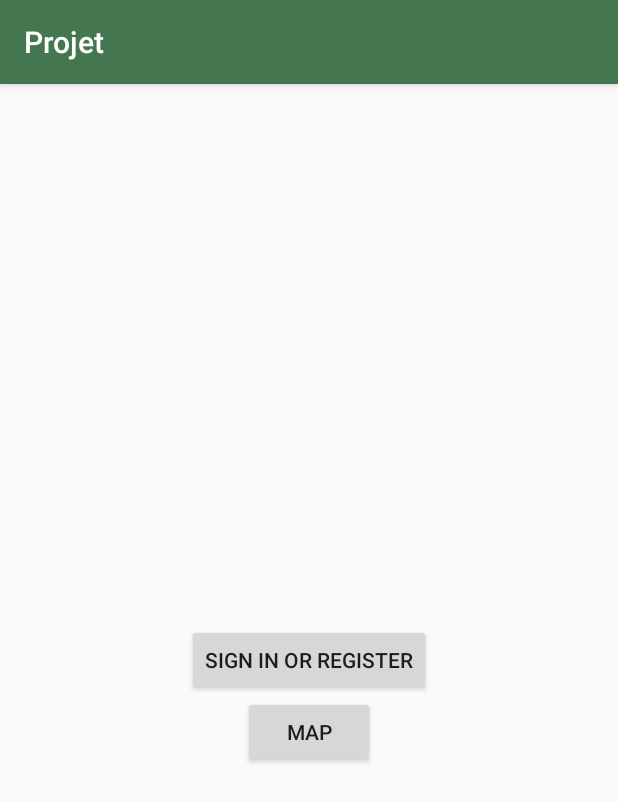
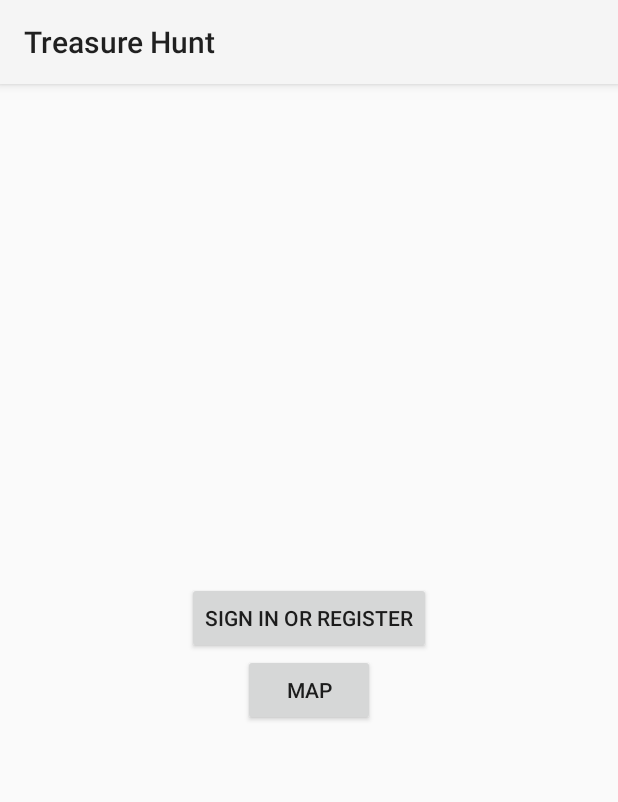
Before and after one commit to valentin-utt/projetIF26Android, an Android app: the screen it shows after launch (MainActivity), on a phone screen of 412 x 824 dp. Shown: the top 802 px of the screen. Run offline under Robolectric (Android 15) with nearby library versions, the phone set to English and light mode, and no system bars.

Commit message:
Fix de bugs

```diff
--- a/app/src/main/AndroidManifest.xml
+++ b/app/src/main/AndroidManifest.xml
@@ -15,12 +15,12 @@
     <uses-permission android:name="android.permission.ACCESS_FINE_LOCATION" />
 
     <application
+        android:theme="@style/Theme.AppCompat.Light.NoActionBar"
         android:allowBackup="true"
         android:icon="@mipmap/ic_launcher"
         android:label="@string/app_name"
         android:roundIcon="@mipmap/ic_launcher_round"
-        android:supportsRtl="true"
-        android:theme="@style/AppTheme">
+        android:supportsRtl="true">
         <activity android:name=".view.MainActivity">
             <intent-filter>
                 <action android:name="android.intent.action.MAIN" />
@@ -45,7 +45,7 @@
 
         <activity
             android:name=".view.MapsActivity"
-            android:label="@string/title_activity_maps"></activity>
+            android:label="@string/app_name"></activity>
     </application>
 
 </manifest>
--- a/app/src/main/java/fr/utt/if26/projet/view/LoginActivity.java
+++ b/app/src/main/java/fr/utt/if26/projet/view/LoginActivity.java
@@ -18,6 +18,7 @@ import android.os.AsyncTask;
 import android.os.Build;
 import android.os.Bundle;
 import android.provider.ContactsContract;
+import android.support.v7.widget.Toolbar;
 import android.text.TextUtils;
 import android.view.KeyEvent;
 import android.view.View;
@@ -68,6 +69,11 @@ public class LoginActivity extends AppCompatActivity implements LoaderCallbacks<
     protected void onCreate(Bundle savedInstanceState) {
         super.onCreate(savedInstanceState);
         setContentView(R.layout.activity_login);
+
+        Toolbar myToolbar = (Toolbar) findViewById(R.id.my_toolbar);
+        setSupportActionBar(myToolbar);
+
+
         // Set up the login form.
         mEmailView = (AutoCompleteTextView) findViewById(R.id.email);
         populateAutoComplete();
--- a/app/src/main/java/fr/utt/if26/projet/view/MainActivity.java
+++ b/app/src/main/java/fr/utt/if26/projet/view/MainActivity.java
@@ -3,6 +3,7 @@ package fr.utt.if26.projet.view;
 import android.content.Intent;
 import android.support.v7.app.AppCompatActivity;
 import android.os.Bundle;
+import android.support.v7.widget.Toolbar;
 import android.view.View;
 import android.widget.Button;
 
@@ -17,6 +18,9 @@ public class MainActivity extends AppCompatActivity {
     protected void onCreate(Bundle savedInstanceState) {
         super.onCreate(savedInstanceState);
         setContentView(R.layout.activity_main);
+        Toolbar myToolbar = (Toolbar) findViewById(R.id.my_toolbar);
+        setSupportActionBar(myToolbar);
+
 
         //get UI elements
 
--- a/app/src/main/res/layout/activity_main.xml
+++ b/app/src/main/res/layout/activity_main.xml
@@ -1,10 +1,23 @@
 <?xml version="1.0" encoding="utf-8"?>
+
+
+
 <RelativeLayout xmlns:android="http://schemas.android.com/apk/res/android"
     xmlns:app="http://schemas.android.com/apk/res-auto"
     xmlns:tools="http://schemas.android.com/tools"
     android:layout_width="match_parent"
     android:layout_height="match_parent"
     tools:context=".view.MainActivity">
+
+    <android.support.v7.widget.Toolbar android:id="@+id/my_toolbar"
+        android:layout_width="match_parent"
+        android:layout_height="?attr/actionBarSize"
+        android:background="?attr/colorPrimary"
+        android:elevation="4dp"
+        android:theme="@style/ThemeOverlay.AppCompat.ActionBar"
+        app:popupTheme="@style/ThemeOverlay.AppCompat.Light"
+        xmlns:app="http://schemas.android.com/apk/res-auto"
+        xmlns:android="http://schemas.android.com/apk/res/android" />
 
     <Button
         android:id="@+id/mapButton"
--- a/app/src/main/res/values/strings.xml
+++ b/app/src/main/res/values/strings.xml
@@ -1,5 +1,5 @@
 <resources>
-    <string name="app_name">Projet</string>
+    <string name="app_name">Treasure Hunt</string>
     <string name="title_activity_login">Sign in</string>
 
     <!-- Strings related to login -->
@@ -17,4 +17,6 @@
     <string name="title_activity_maps">Map</string>
     <string name="map_button">map</string>
     <string name="login_button">Sign in or register</string>
+    <string name="see_list">List view</string>
+    <string name="filters">Filters</string>
 </resources>
```
Also changed, not shown: app/src/main/java/fr/utt/if26/projet/view/MapsActivity.java (+17 -1 lines), app/src/main/res/layout/activity_login.xml (+14 -4 lines), app/src/main/res/layout/activity_maps.xml (+16 -1 lines), app/src/main/res/menu/menu.xml (added, +19 -0 lines), app/src/main/res/drawable-hdpi/ic_action_filters.png (added), app/src/main/res/drawable-mdpi/ic_action_filters.png (added), app/src/main/res/drawable-xhdpi/ic_action_filters.png (added), app/src/main/res/drawable-xxhdpi/ic_action_filters.png (added), app/src/main/res/drawable-xxxhdpi/ic_action_filters.png (added).
